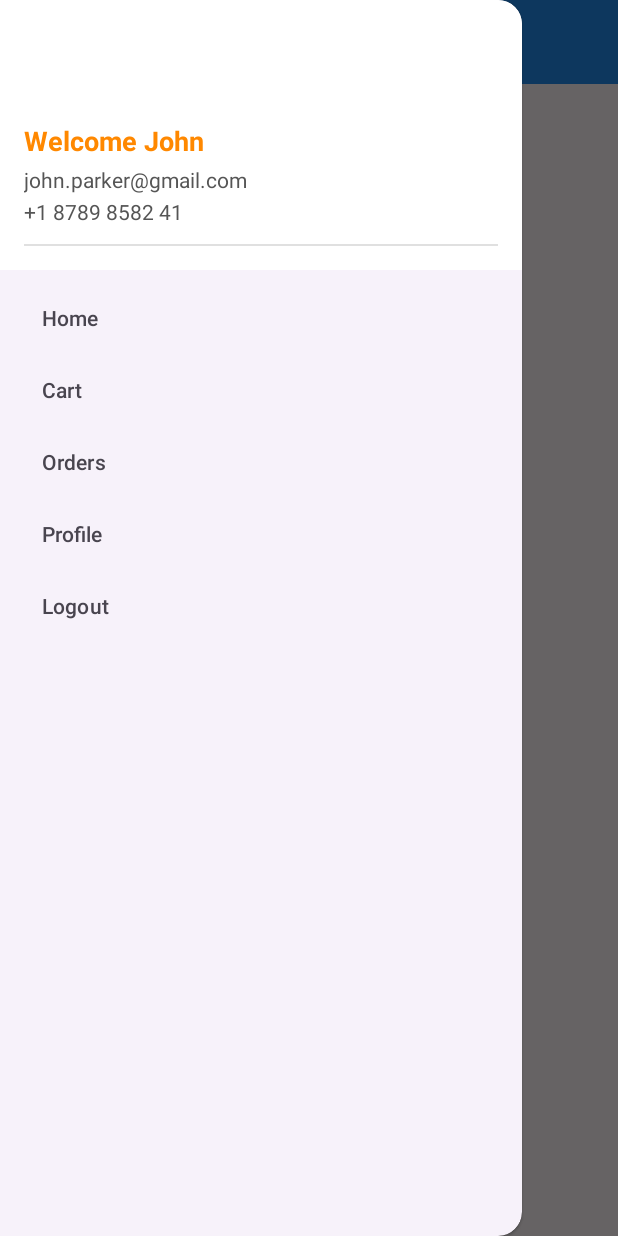
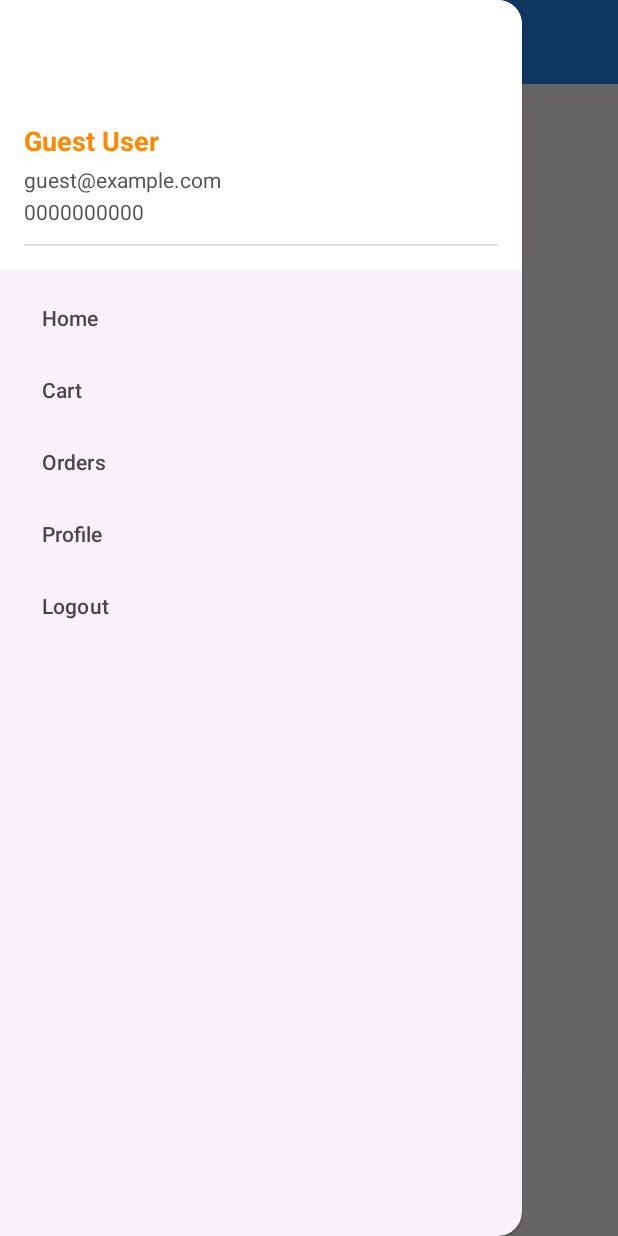
Before and after one commit to RushiNChapadia/SuperCart_EcommerceApp, an Android app: the DashboardActivity screen opened directly, with no data from a screen before it, with the side drawer open, on a phone screen of 412 x 824 dp. Run offline under Robolectric (Android 15) with nearby library versions, the phone set to English and light mode, and no system bars; 1 statement that could not run was skipped.

Commit message:
Refactor: Display user info in navigation drawer
- Renamed TextView IDs in `nav_header.xml` for clarity.
- Implemented `setupNavHeader` in `DashboardActivity` to dynamically display the user's name, email, and phone number from `SharedPreferences`.
- Cleaned up and refactored code in `DashboardActivity` for better readability and maintainability.

```diff
--- a/app/src/main/java/com/example/ecommerceapp/DashboardActivity.kt
+++ b/app/src/main/java/com/example/ecommerceapp/DashboardActivity.kt
@@ -3,11 +3,13 @@ package com.example.ecommerceapp
 import android.content.Intent
 import android.os.Bundle
 import android.util.Log
+import android.widget.TextView
 import android.widget.Toast
 import androidx.activity.enableEdgeToEdge
 import androidx.activity.viewModels
 import androidx.appcompat.app.ActionBarDrawerToggle
 import androidx.appcompat.app.AppCompatActivity
+import androidx.core.view.GravityCompat
 import androidx.core.view.ViewCompat
 import androidx.core.view.WindowInsetsCompat
 import androidx.lifecycle.Observer
@@ -22,34 +24,50 @@ import retrofit2.Response
 import com.example.ecommerceapp.SmartPhonesActivity
 import com.example.ecommerceapp.viewmodel.LogoutViewModel
 
+
 class DashboardActivity : AppCompatActivity() {
-    lateinit var binding: ActivityDashboardBinding
-    val apiService: ApiService = ApiService.getInstance()
+    private lateinit var binding: ActivityDashboardBinding
+    private val apiService: ApiService = ApiService.getInstance()
     private lateinit var adapter: CategoryAdapter
     private val logoutViewModel: LogoutViewModel by viewModels()
 
-
     override fun onCreate(savedInstanceState: Bundle?) {
-
         super.onCreate(savedInstanceState)
         enableEdgeToEdge()
-
-
         binding = ActivityDashboardBinding.inflate(layoutInflater)
         setContentView(binding.root)
 
+        // ✅ Setup Toolbar & Drawer
+        setSupportActionBar(binding.toolbar)
+        val toggle = ActionBarDrawerToggle(
+            this, binding.drawerLayout, binding.toolbar,
+            R.string.navigation_drawer_open,
+            R.string.navigation_drawer_close
+        )
+        binding.drawerLayout.addDrawerListener(toggle)
+        toggle.syncState()
+
+        // ✅ Show User Info in Navigation Header
+        setupNavHeader()
+
+        // ✅ Handle Navigation Drawer Menu Items
+        binding.navView.setNavigationItemSelectedListener { menuItem ->
+            when (menuItem.itemId) {
+                R.id.nav_logout -> performLogout()
+                R.id.nav_cart -> startActivity(Intent(this, CartActivity::class.java))
+            }
+            binding.drawerLayout.closeDrawer(GravityCompat.START)
+            true
+        }
+
+        // ✅ Observe Logout
         logoutViewModel.logoutResponse.observe(this, Observer { response ->
             if (response.isSuccessful && response.body()?.status == 0) {
                 Toast.makeText(this, response.body()?.message, Toast.LENGTH_SHORT).show()
-
-                // Clear stored session (if using SharedPreferences)
-                val prefs = getSharedPreferences("user_session", MODE_PRIVATE)
-                prefs.edit().clear().apply()
-
-                // Redirect to login
-                val intent = Intent(this, LoginActivity::class.java)
-                intent.flags = Intent.FLAG_ACTIVITY_NEW_TASK or Intent.FLAG_ACTIVITY_CLEAR_TASK
-                startActivity(intent)
+                getSharedPreferences(Constants.SETTINGS, MODE_PRIVATE).edit().clear().apply()
+                startActivity(Intent(this, LoginActivity::class.java).apply {
+                    flags = Intent.FLAG_ACTIVITY_NEW_TASK or Intent.FLAG_ACTIVITY_CLEAR_TASK
+                })
                 finish()
             } else {
                 Toast.makeText(
@@ -60,36 +78,26 @@ class DashboardActivity : AppCompatActivity() {
             }
         })
 
-        setSupportActionBar(binding.toolbar)
-        val toggle = ActionBarDrawerToggle(
-            this, binding.drawerLayout, binding.toolbar,
-            R.string.navigation_drawer_open,
-            R.string.navigation_drawer_close
-        )
-        binding.drawerLayout.addDrawerListener(toggle)
-        toggle.syncState()
+        // ✅ Setup Categories Grid
+        binding.recyclerViewCategories.layoutManager = GridLayoutManager(this, 2)
+        fetchCategories()
+    }
 
-        binding.navView.setNavigationItemSelectedListener { menuItem ->
-            when (menuItem.itemId) {
-                R.id.nav_logout -> {
-                    performLogout()
-                }
-                R.id.nav_cart -> {
-                    startActivity(Intent(this, CartActivity::class.java))
-                }
+    // 🧠 This function dynamically sets user info in the navigation header
+    private fun setupNavHeader() {
+        val prefs = getSharedPreferences(Constants.SETTINGS, MODE_PRIVATE)
+        val fullName = prefs.getString(Constants.FULL_NAME, "Guest User")
+        val email = prefs.getString(Constants.EMAIL_ID, "guest@example.com")
+        val phone = prefs.getString(Constants.MOBILE_NO, "0000000000")
 
-                // Add other menu items if needed
-            }
-            binding.drawerLayout.closeDrawers()
-            true
-        }
+        val headerView = binding.navView.getHeaderView(0)
+        val tvUserName = headerView.findViewById<TextView>(R.id.tvUserName)
+        val tvEmail = headerView.findViewById<TextView>(R.id.tvEmail)
+        val tvPhone = headerView.findViewById<TextView>(R.id.tvPhone)
 
-
-
-        binding.recyclerViewCategories.layoutManager = GridLayoutManager(this, 2)
-
-
-        fetchCategories()
+        tvUserName.text = fullName
+        tvEmail.text = email
+        tvPhone.text = phone
     }
 
     private fun fetchCategories() {
@@ -106,8 +114,7 @@ class DashboardActivity : AppCompatActivity() {
                         ) { category ->
                             val id = category.categoryId
                             if (id == "1" || id == 1.toString()) {
-                                val intent =
-                                    Intent(this@DashboardActivity, SmartPhonesActivity::class.java)
+                                val intent = Intent(this@DashboardActivity, SmartPhonesActivity::class.java)
                                 intent.putExtra("category_id", id.toString().toInt())
                                 startActivity(intent)
                             } else {
@@ -118,7 +125,6 @@ class DashboardActivity : AppCompatActivity() {
                                 ).show()
                             }
                         }
-
                         binding.recyclerViewCategories.adapter = adapter
                     } else {
                         Toast.makeText(
@@ -128,20 +134,12 @@ class DashboardActivity : AppCompatActivity() {
                         ).show()
                     }
                 } else {
-                    Toast.makeText(
-                        this@DashboardActivity,
-                        "Error loading categories",
-                        Toast.LENGTH_SHORT
-                    ).show()
+                    Toast.makeText(this@DashboardActivity, "Error loading categories", Toast.LENGTH_SHORT).show()
                 }
             }
 
             override fun onFailure(call: Call<CategoryResponse>, t: Throwable) {
-                Toast.makeText(
-                    this@DashboardActivity,
-                    "Network Error: ${t.message}",
-                    Toast.LENGTH_SHORT
-                ).show()
+                Toast.makeText(this@DashboardActivity, "Network Error: ${t.message}", Toast.LENGTH_SHORT).show()
             }
         })
     }
@@ -149,12 +147,144 @@ class DashboardActivity : AppCompatActivity() {
     private fun performLogout() {
         val prefs = getSharedPreferences(Constants.SETTINGS, MODE_PRIVATE)
         val email = prefs.getString(Constants.EMAIL_ID, null)
+        if (email != null) logoutViewModel.logout(email)
+        else Toast.makeText(this, "No email found in session", Toast.LENGTH_SHORT).show()
+    }
+}
 
-        if (email != null) {
-            logoutViewModel.logout(email)
-        } else {
-            Toast.makeText(this, "No email found in session", Toast.LENGTH_SHORT).show()
-        }
-    }
-
-}
+//class DashboardActivity : AppCompatActivity() {
+//    lateinit var binding: ActivityDashboardBinding
+//    val apiService: ApiService = ApiService.getInstance()
+//    private lateinit var adapter: CategoryAdapter
+//    private val logoutViewModel: LogoutViewModel by viewModels()
+//
+//
+//    override fun onCreate(savedInstanceState: Bundle?) {
+//
+//        super.onCreate(savedInstanceState)
+//        enableEdgeToEdge()
+//
+//
+//        binding = ActivityDashboardBinding.inflate(layoutInflater)
+//        setContentView(binding.root)
+//
+//        logoutViewModel.logoutResponse.observe(this, Observer { response ->
+//            if (response.isSuccessful && response.body()?.status == 0) {
+//                Toast.makeText(this, response.body()?.message, Toast.LENGTH_SHORT).show()
+//
+//                // Clear stored session (if using SharedPreferences)
+//                val prefs = getSharedPreferences("user_session", MODE_PRIVATE)
+//                prefs.edit().clear().apply()
+//
+//                // Redirect to login
+//                val intent = Intent(this, LoginActivity::class.java)
+//                intent.flags = Intent.FLAG_ACTIVITY_NEW_TASK or Intent.FLAG_ACTIVITY_CLEAR_TASK
+//                startActivity(intent)
+//                finish()
+//            } else {
+//                Toast.makeText(
+//                    this,
+//                    "Logout failed: ${response.body()?.message ?: "Try again"}",
+//                    Toast.LENGTH_SHORT
+//                ).show()
+//            }
+//        })
+//
+//        setSupportActionBar(binding.toolbar)
+//        val toggle = ActionBarDrawerToggle(
+//            this, binding.drawerLayout, binding.toolbar,
+//            R.string.navigation_drawer_open,
+//            R.string.navigation_drawer_close
+//        )
+//        binding.drawerLayout.addDrawerListener(toggle)
+//        toggle.syncState()
+//
+//        binding.navView.setNavigationItemSelectedListener { menuItem ->
+//            when (menuItem.itemId) {
+//                R.id.nav_logout -> {
+//                    performLogout()
+//                }
+//                R.id.nav_cart -> {
+//                    startActivity(Intent(this, CartActivity::class.java))
+//                }
+//
+//                // Add other menu items if needed
+//            }
+//            binding.drawerLayout.closeDrawers()
+//            true
+//        }
+//
+//
+//
+//        binding.recyclerViewCategories.layoutManager = GridLayoutManager(this, 2)
+//
+//
+//        fetchCategories()
+//    }
+//
+//    private fun fetchCategories() {
+//        apiService.getCategories().enqueue(object : Callback<CategoryResponse> {
+//            override fun onResponse(
+//                call: Call<CategoryResponse>,
+//                response: Response<CategoryResponse>
+//            ) {
+//                if (response.isSuccessful) {
+//                    val categoryResponse = response.body()
+//                    if (categoryResponse?.status == 0) {
+//                        adapter = CategoryAdapter(
+//                            categories = categoryResponse.categories
+//                        ) { category ->
+//                            val id = category.categoryId
+//                            if (id == "1" || id == 1.toString()) {
+//                                val intent =
+//                                    Intent(this@DashboardActivity, SmartPhonesActivity::class.java)
+//                                intent.putExtra("category_id", id.toString().toInt())
+//                                startActivity(intent)
+//                            } else {
+//                                Toast.makeText(
+//                                    this@DashboardActivity,
+//                                    "Coming soon: ${category.categoryName}",
+//                                    Toast.LENGTH_SHORT
+//                                ).show()
+//                            }
+//                        }
+//
+//                        binding.recyclerViewCategories.adapter = adapter
+//                    } else {
+//                        Toast.makeText(
+//                            this@DashboardActivity,
+//                            categoryResponse?.message ?: "Failed to load categories",
+//                            Toast.LENGTH_SHORT
+//                        ).show()
+//                    }
+//                } else {
+//                    Toast.makeText(
+//                        this@DashboardActivity,
+//                        "Error loading categories",
+//                        Toast.LENGTH_SHORT
+//                    ).show()
+//                }
+//            }
+//
+//            override fun onFailure(call: Call<CategoryResponse>, t: Throwable) {
+//                Toast.makeText(
+//                    this@DashboardActivity,
+//                    "Network Error: ${t.message}",
+//                    Toast.LENGTH_SHORT
+//                ).show()
+//            }
+//        })
+//    }
+//
+//    private fun performLogout() {
+//        val prefs = getSharedPreferences(Constants.SETTINGS, MODE_PRIVATE)
+//        val email = prefs.getString(Constants.EMAIL_ID, null)
+//
+//        if (email != null) {
+//            logoutViewModel.logout(email)
+//        } else {
+//            Toast.makeText(this, "No email found in session", Toast.LENGTH_SHORT).show()
+//        }
+//    }
+//
+//}
--- a/app/src/main/res/layout/nav_header.xml
+++ b/app/src/main/res/layout/nav_header.xml
@@ -7,7 +7,7 @@
     android:gravity="bottom">
 
     <TextView
-        android:id="@+id/tvWelcomeName"
+        android:id="@+id/tvUserName"
         android:layout_width="wrap_content"
         android:layout_height="wrap_content"
         android:text="Welcome John"
@@ -17,7 +17,7 @@
         android:layout_marginBottom="4dp" />
 
     <TextView
-        android:id="@+id/tvUserEmail"
+        android:id="@+id/tvEmail"
         android:layout_width="wrap_content"
         android:layout_height="wrap_content"
         android:text="john.parker@gmail.com"
@@ -25,7 +25,7 @@
         android:textSize="14sp" />
 
     <TextView
-        android:id="@+id/tvUserPhone"
+        android:id="@+id/tvPhone"
         android:layout_width="wrap_content"
         android:layout_height="wrap_content"
         android:text="+1 8789 8582 41"
```
